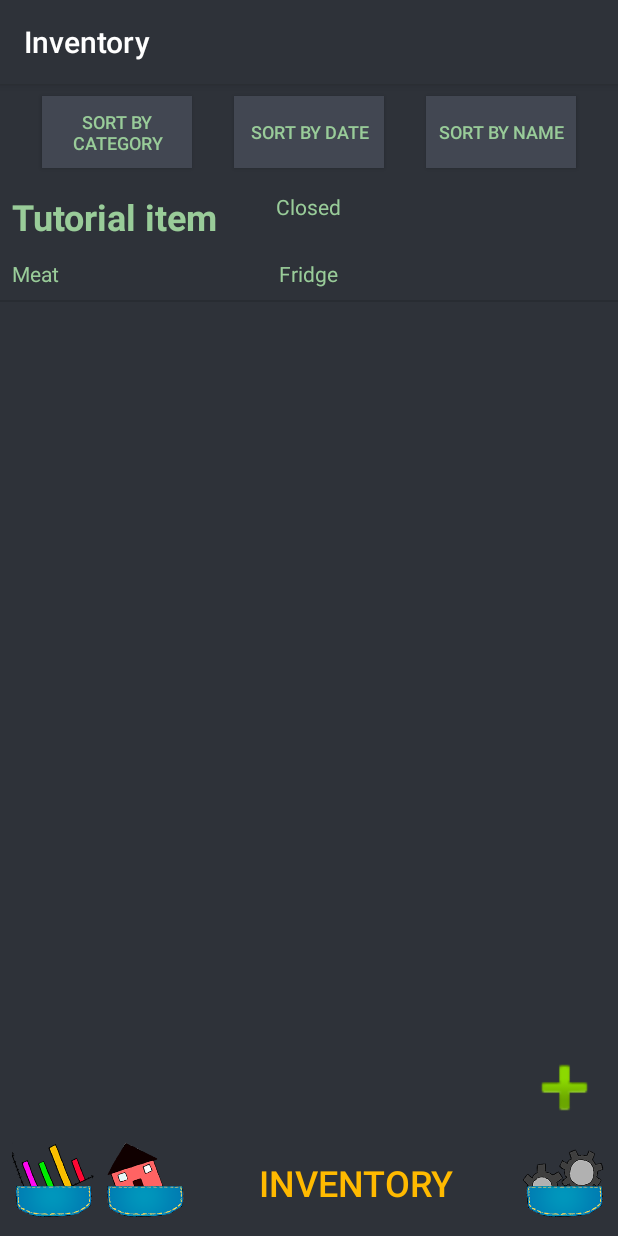
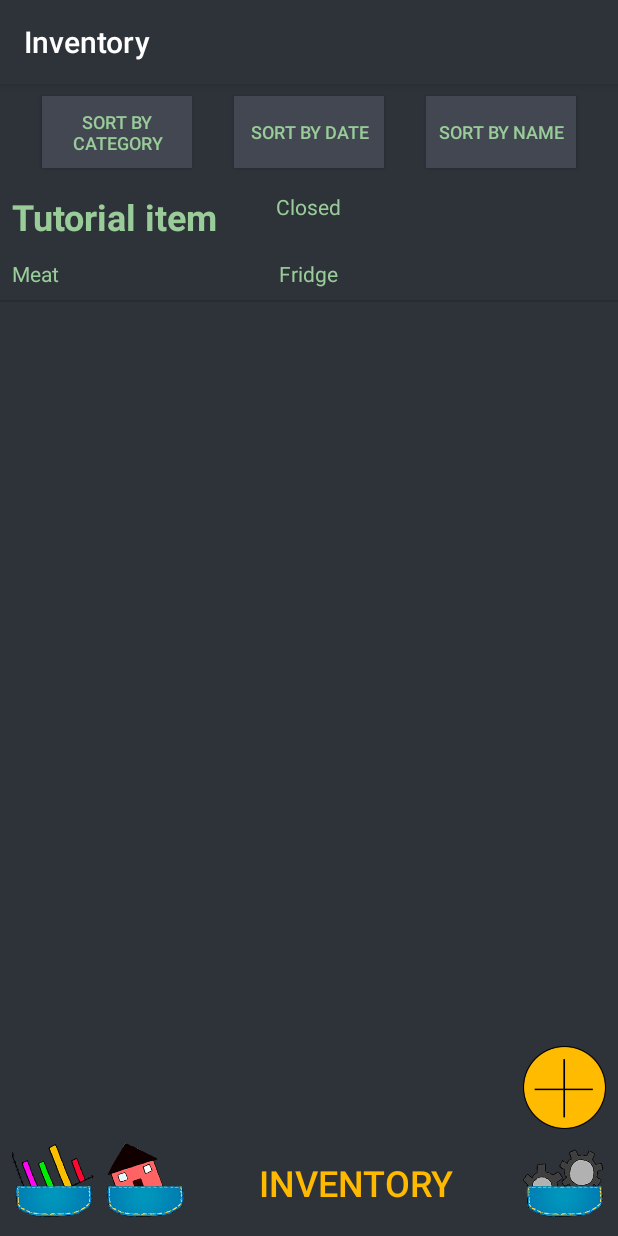
Before and after one commit to HamPaa35/P2_app_rep, an Android app: the inventory screen opened directly, with no data from a screen before it, on a phone screen of 412 x 824 dp. Run offline under Robolectric (Android 15) with nearby library versions, the light colour scheme and no system bars.

Commit message:
Added the right ad button art, so we are golden now

```diff
--- a/app/src/main/res/layout/activity_inventory.xml
+++ b/app/src/main/res/layout/activity_inventory.xml
@@ -27,7 +27,7 @@
         android:onClick="openAddItem"
 
         android:scaleType="centerCrop"
-        android:src="@android:drawable/ic_input_add"
+        android:src="@drawable/add_button"
         app:layout_constraintBottom_toTopOf="@+id/settingsbtn"
         app:layout_constraintEnd_toEndOf="parent" />
 
--- a/app/src/main/res/layout/activity_main.xml
+++ b/app/src/main/res/layout/activity_main.xml
@@ -41,7 +41,7 @@
         android:background="#00000000"
         android:onClick="openAddItem"
         android:scaleType="centerCrop"
-        android:src="@android:drawable/ic_input_add"
+        android:src="@drawable/add_button"
         android:text="Add"
         app:layout_constraintBottom_toTopOf="@+id/settingsbtn"
         app:layout_constraintEnd_toEndOf="parent" />
--- a/app/src/main/res/layout/activity_settings.xml
+++ b/app/src/main/res/layout/activity_settings.xml
@@ -29,7 +29,7 @@
         android:onClick="openAddItem"
 
         android:scaleType="centerCrop"
-        android:src="@android:drawable/ic_input_add"
+        android:src="@drawable/add_button"
         app:layout_constraintBottom_toTopOf="@+id/button4"
         app:layout_constraintEnd_toEndOf="parent" />
 
--- a/app/src/main/res/layout/activity_statistics.xml
+++ b/app/src/main/res/layout/activity_statistics.xml
@@ -57,7 +57,7 @@
         android:background="#00000000"
         android:onClick="openAddItem"
         android:scaleType="centerCrop"
-        android:src="@android:drawable/ic_input_add"
+        android:src="@drawable/add_button"
         app:layout_constraintBottom_toTopOf="@+id/buttonSettings"
         app:layout_constraintEnd_toEndOf="parent" />
 
```
Also changed, not shown: app/src/main/res/drawable/add_button.png (added).
